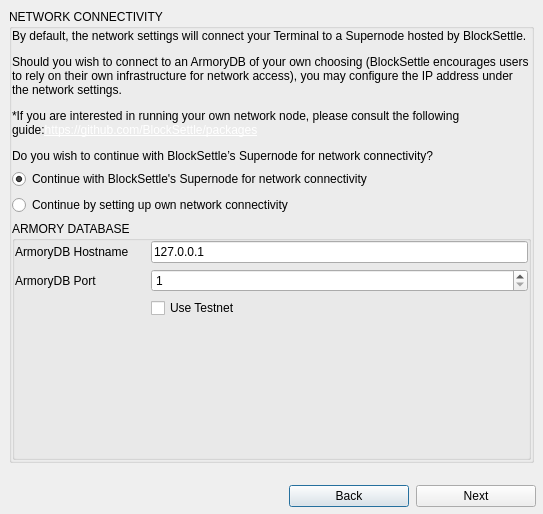
Above: BlockSettleUILib/StartupDialog.ui from BlockSettle/terminal before the change. Below: the same form after it.
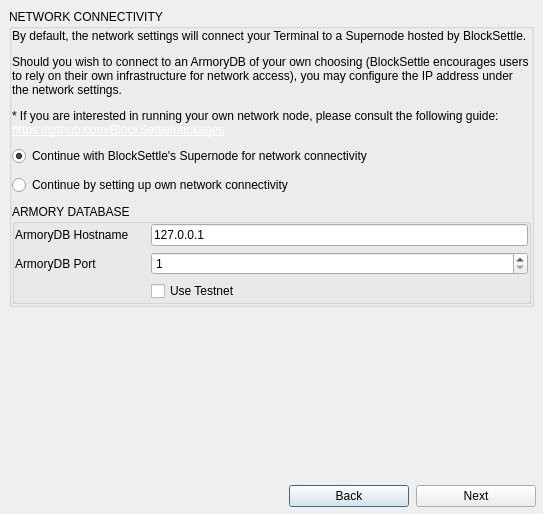
That is the form after the change. The open tabs and pages were chosen to show the change.

The edit to the form file:
```diff
--- a/BlockSettleUILib/StartupDialog.ui
+++ b/BlockSettleUILib/StartupDialog.ui
@@ -58,13 +58,28 @@
       </layout>
      </widget>
      <widget class="QWidget" name="pageSettings">
-      <layout class="QVBoxLayout" name="verticalLayout">
+      <layout class="QVBoxLayout" name="verticalLayout_5">
+       <property name="leftMargin">
+        <number>9</number>
+       </property>
+       <property name="topMargin">
+        <number>9</number>
+       </property>
+       <property name="rightMargin">
+        <number>9</number>
+       </property>
+       <property name="bottomMargin">
+        <number>9</number>
+       </property>
        <item>
         <widget class="QGroupBox" name="groupBox">
          <property name="title">
           <string>NETWORK CONNECTIVITY</string>
          </property>
          <layout class="QVBoxLayout" name="verticalLayout_2">
+          <property name="spacing">
+           <number>9</number>
+          </property>
           <property name="leftMargin">
            <number>0</number>
           </property>
@@ -80,7 +95,7 @@
           <item>
            <widget class="QLabel" name="label">
             <property name="text">
-             <string>&lt;html&gt;&lt;head/&gt;&lt;body&gt;&lt;p&gt;By default, the network settings will connect your Terminal to a Supernode hosted by BlockSettle.&lt;/p&gt;&lt;p&gt;Should you wish to connect to an ArmoryDB of your own choosing (BlockSettle encourages users to rely on their own infrastructure for network access), you may configure the IP address under the network settings.&lt;/p&gt;&lt;p&gt;*If you are interested in running your own network node, please consult the following guide:&lt;a href=&quot;https://github.com/BlockSettle/packages&quot;&gt;&lt;span style=&quot; text-decoration: underline; color:#ffffff;&quot;&gt;https://github.com/BlockSettle/packages&lt;/span&gt;&lt;/a&gt;&lt;/p&gt;&lt;p&gt;Do you wish to continue with BlockSettle’s Supernode for network connectivity?&lt;/p&gt;&lt;/body&gt;&lt;/html&gt;</string>
+             <string>&lt;html&gt;&lt;head/&gt;&lt;body&gt;&lt;p&gt;By default, the network settings will connect your Terminal to a Supernode hosted by BlockSettle.&lt;/p&gt;&lt;p&gt;Should you wish to connect to an ArmoryDB of your own choosing (BlockSettle encourages users to rely on their own infrastructure for network access), you may configure the IP address under the network settings.&lt;/p&gt;&lt;p&gt;* If you are interested in running your own network node, please consult the following guide:&lt;br&gt;&lt;a href=&quot;https://github.com/BlockSettle/packages&quot;&gt;&lt;span style=&quot; text-decoration: underline; color:#ffffff;&quot;&gt;https://github.com/BlockSettle/packages&lt;/span&gt;&lt;/a&gt;&lt;/p&gt;&lt;/body&gt;&lt;/html&gt;</string>
             </property>
             <property name="wordWrap">
              <bool>true</bool>
@@ -91,8 +106,6 @@
            </widget>
           </item>
           <item>
-           <layout class="QGridLayout" name="gridLayout_2">
-            <item row="0" column="0">
              <widget class="QRadioButton" name="radioButtonArmoryBlockSettle">
               <property name="text">
                <string>Continue with BlockSettle's Supernode for network connectivity</string>
@@ -102,24 +115,33 @@
               </property>
              </widget>
             </item>
-            <item row="2" column="0">
+          <item>
+           <widget class="QRadioButton" name="radioButtonArmoryLocal">
+            <property name="text">
+             <string>Continue by setting up own network connectivity </string>
+            </property>
+           </widget>
+          </item>
+          <item>
              <widget class="QGroupBox" name="armoryGroupBox">
               <property name="title">
                <string>ARMORY DATABASE</string>
               </property>
+            <layout class="QVBoxLayout" name="verticalLayout">
+             <property name="leftMargin">
+              <number>0</number>
+             </property>
+             <property name="topMargin">
+              <number>0</number>
+             </property>
+             <property name="rightMargin">
+              <number>0</number>
+             </property>
+             <property name="bottomMargin">
+              <number>0</number>
+             </property>
+             <item>
               <layout class="QGridLayout" name="gridLayout">
-               <property name="leftMargin">
-                <number>0</number>
-               </property>
-               <property name="topMargin">
-                <number>0</number>
-               </property>
-               <property name="rightMargin">
-                <number>0</number>
-               </property>
-               <property name="bottomMargin">
-                <number>0</number>
-               </property>
                <item row="0" column="0">
                 <widget class="QLabel" name="armoryDBHostLabel">
                  <property name="minimumSize">
@@ -209,8 +231,16 @@
                  </property>
                 </widget>
                </item>
-               <item row="3" column="0" colspan="2">
-                <spacer name="verticalSpacer">
+              </layout>
+             </item>
+            </layout>
+           </widget>
+          </item>
+         </layout>
+        </widget>
+       </item>
+       <item>
+        <spacer name="verticalSpacer_2">
                  <property name="orientation">
                   <enum>Qt::Vertical</enum>
                  </property>
@@ -221,21 +251,6 @@
                   </size>
                  </property>
                 </spacer>
-               </item>
-              </layout>
-             </widget>
-            </item>
-            <item row="1" column="0">
-             <widget class="QRadioButton" name="radioButtonArmoryLocal">
-              <property name="text">
-               <string>Continue by setting up own network connectivity </string>
-              </property>
-             </widget>
-            </item>
-           </layout>
-          </item>
-         </layout>
-        </widget>
        </item>
       </layout>
      </widget>
```
Left out of the diff: 13 changed lines with no effect on the pictures. Lines whose indentation alone changed are shown as unchanged.
